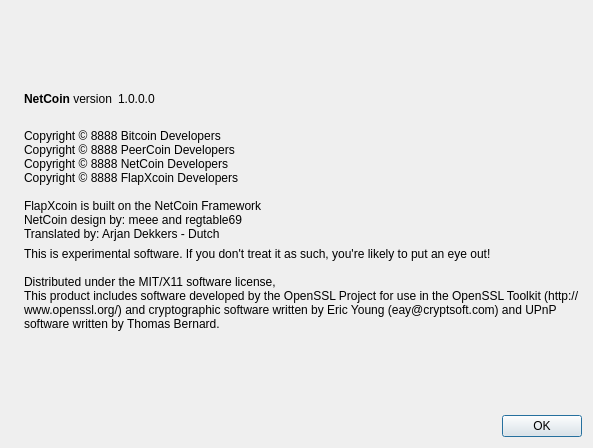
First picture: the form in src/qt/forms/aboutdialog.ui, repository hanzou-x/flapxcoin, before the edit.
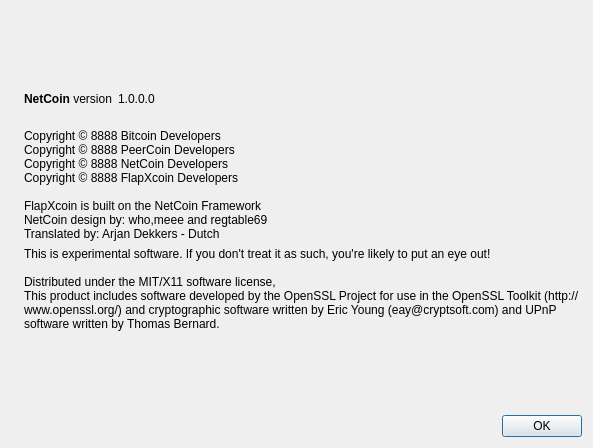
Second picture: the form after the edit. Icons and pictures are not drawn.

Patch:
```diff
--- a/src/qt/forms/aboutdialog.ui
+++ b/src/qt/forms/aboutdialog.ui
@@ -337,7 +337,7 @@
 Copyright © 8888 FlapXcoin Developers
 
 FlapXcoin is built on the NetCoin Framework
-NetCoin design by: meee and regtable69
+NetCoin design by: who,meee and regtable69
 Translated by: Arjan Dekkers - Dutch</string>
        </property>
        <property name="textInteractionFlags">
```
